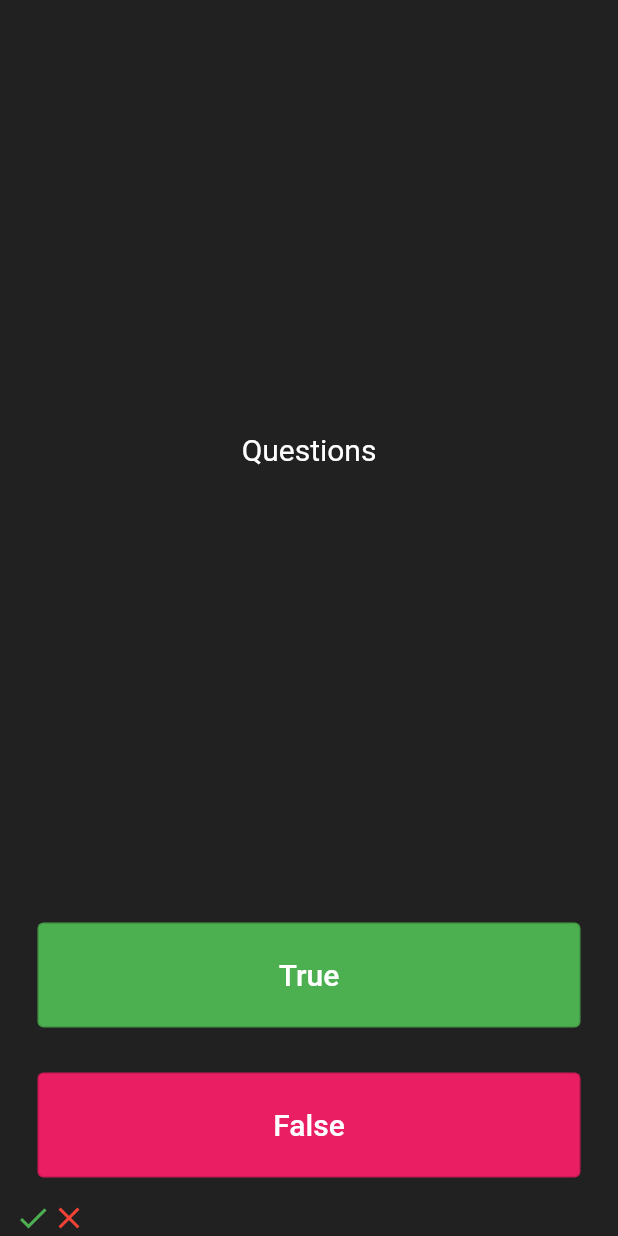
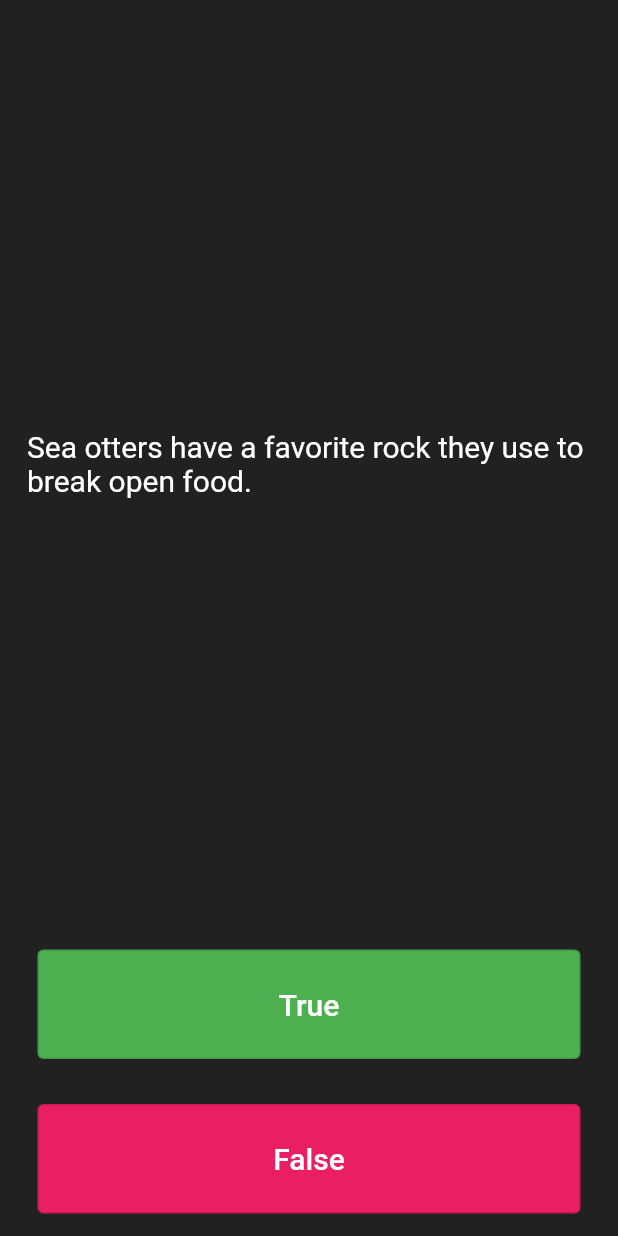
Before and after one commit to Krupa10/quizzler_app, a Flutter app: the screen it shows after launch, on a phone screen of 412 x 824 dp. Run offline on Flutter 3.47's test engine with Material 2 defaults, Android fonts, the phone set to English and light mode, and no system bars.

Commit message:
implemented the list of icons,questions and answers

```diff
--- a/lib/main.dart
+++ b/lib/main.dart
@@ -30,18 +30,33 @@ class QuizPage extends StatefulWidget {
 }
 
 class _QuizPageState extends State<QuizPage> {
+  List<Icon> scoreKeeper = [];
+  List<String> questions = [
+    'Sea otters have a favorite rock they use to break open food.',
+    'Sharks are mammals.',
+    'The blue whale is the biggest animal to have ever lived.',
+    'Bats are blind.',
+    'South Africa has one capital.',
+    'The Atlantic Ocean is the biggest ocean on Earth.'
+  ];
+  List<bool> answers = [true, false, true, false, false, false];
+  int questionNumber = 0;
+
   @override
   Widget build(BuildContext context) {
     return Column(
       mainAxisAlignment: MainAxisAlignment.spaceBetween,
       crossAxisAlignment: CrossAxisAlignment.stretch,
       children: [
-        const Expanded(
+        Expanded(
             flex: 6,
             child: Center(
+              child: Padding(
+                padding: const EdgeInsets.all(8.0),
                 child: Text(
-                "Questions",
-                style: TextStyle(fontSize: 20, color: Colors.white),
+                  questions[questionNumber],
+                  style: const TextStyle(fontSize: 20, color: Colors.white),
+                ),
               ),
             )),
         Expanded(
@@ -51,7 +66,11 @@ class _QuizPageState extends State<QuizPage> {
               style: ButtonStyle(
                   backgroundColor:
                       MaterialStateProperty.all<Color>(Colors.green)),
-                  onPressed: () {},
+              onPressed: () {
+                setState(() {
+                  questionNumber++;
+                });
+              },
               child: const Text(
                 "True",
                 style: TextStyle(fontSize: 20, color: Colors.white),
@@ -64,7 +83,11 @@ class _QuizPageState extends State<QuizPage> {
               style: ButtonStyle(
                   backgroundColor:
                       MaterialStateProperty.all<Color>(Colors.pink)),
-                  onPressed: () {},
+              onPressed: () {
+                setState(() {
+                  questionNumber++;
+                });
+              },
               child: const Text(
                 "False",
                 style: TextStyle(fontSize: 20, color: Colors.white),
@@ -72,8 +95,8 @@ class _QuizPageState extends State<QuizPage> {
         )),
 
         ///Score keeper icons
-        Row(
-          children: const [
+        Row(children: scoreKeeper
+            /*const [
             Icon(
               Icons.check,
               color: Colors.green,
@@ -82,7 +105,7 @@ class _QuizPageState extends State<QuizPage> {
               Icons.close,
               color: Colors.red,
             ),
-          ],
+          ],*/
             )
       ],
     );
```
Lines whose indentation alone changed are shown as unchanged.
